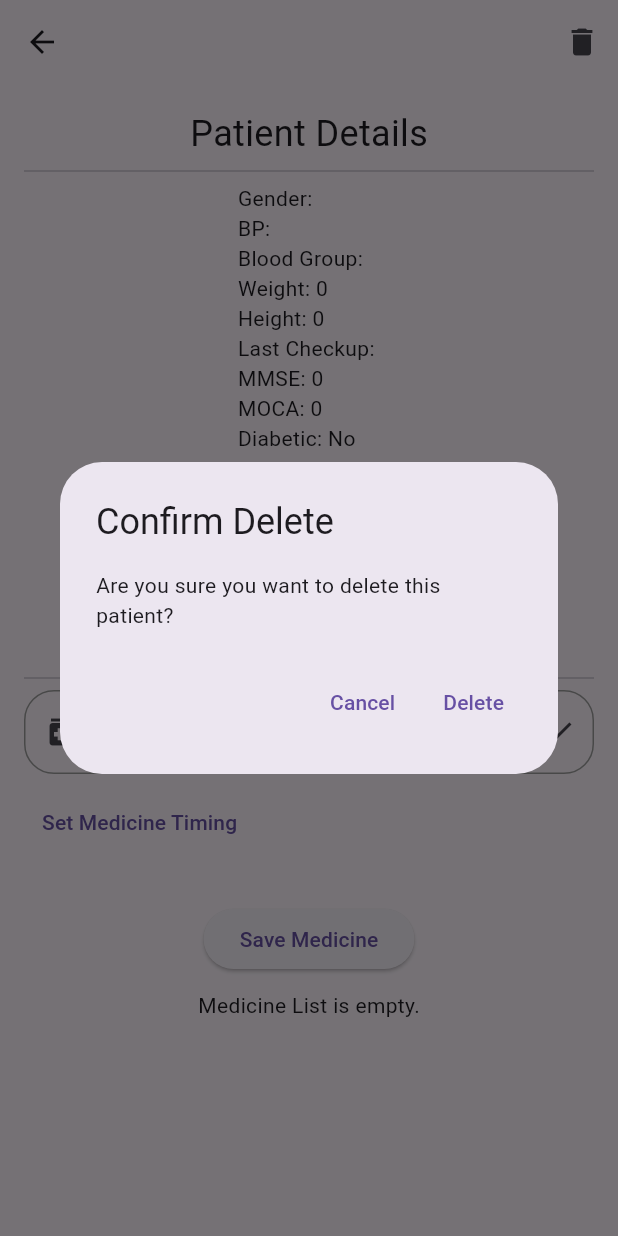
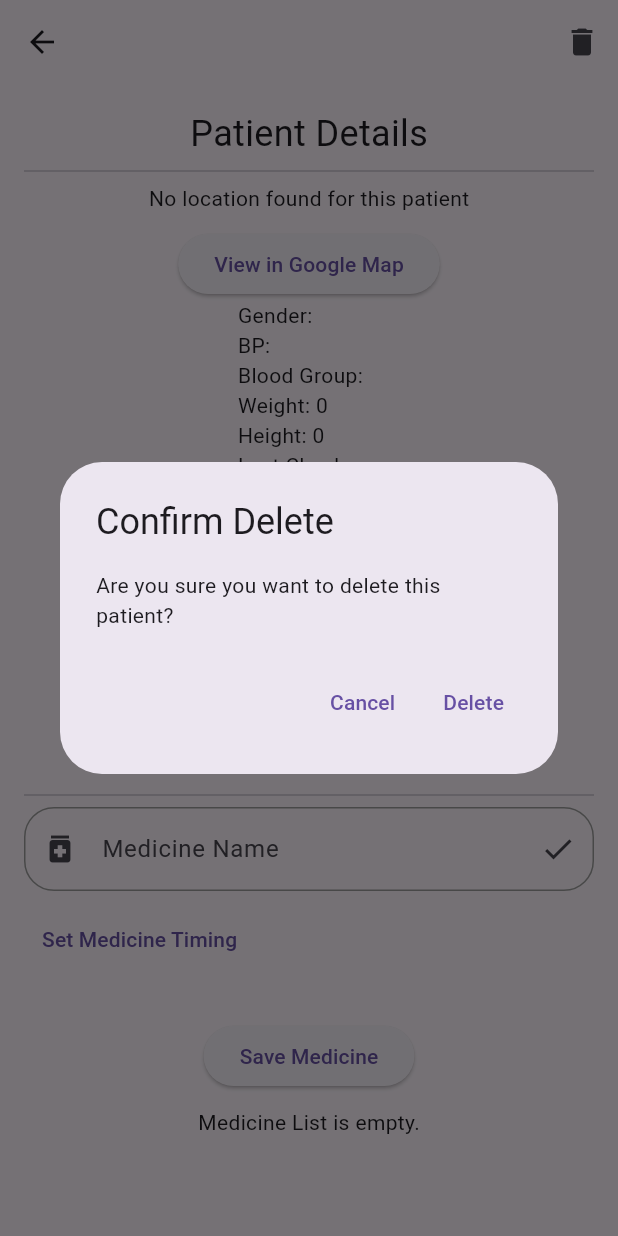
Before and after one commit to Bhubonmondal/AlzCare, a Flutter app: the PatientDetailsPage screen opened directly with empty values, after a tap on the "delete" icon, on a phone screen of 412 x 824 dp. Run offline on Flutter 3.47's test engine with Material 3 defaults, Android fonts, the phone set to English and light mode, and no system bars; our stand-ins replace cloud_firestore, firebase_auth, firebase_core, flutter_card_swiper, flutter_chat_types, geolocator and 2 more; missing offline and left inert: alarm, flutter_chat_core, flutter_chat_ui, flutter_phone_direct_caller; accounts and stored records are empty.

Commit message:
Add files via upload

```diff
--- a/lib/main.dart
+++ b/lib/main.dart
@@ -5,7 +5,6 @@ import 'package:alzcare/screen/care_giver_side/caregiver_dashboard.dart';
 import 'package:alzcare/screen/create_account.dart';
 import 'package:alzcare/screen/guest_page.dart';
 import 'package:alzcare/screen/login.dart';
-import 'package:alzcare/screen/patient_side/emergency_call_screen.dart';
 import 'package:alzcare/screen/patient_side/face_game.dart';
 import 'package:alzcare/screen/patient_side/patient_dashboard.dart';
 import 'package:alzcare/screen/patient_side/pill_reminder_screen.dart';
@@ -18,6 +17,11 @@ Future<void> requestPermissions() async {
   var phoneStatus = await Permission.phone.status;
   if (!phoneStatus.isGranted) {
     phoneStatus = await Permission.phone.request();
+  }
+
+  var locationStatus = await Permission.location.status;
+  if (!locationStatus.isGranted) {
+    locationStatus = await Permission.location.request();
   }
 
   var notificationStatus = await Permission.notification.status;
@@ -67,8 +71,6 @@ class MyApp extends StatelessWidget {
           case '/pill_reminder':
             return MaterialPageRoute(builder: (_) => const PillReminderScreen());
 
-          case '/emergency_call':
-            return MaterialPageRoute(builder: (_) => const EmergencyCallScreen());
 
           case '/therapist_chatbot':
             return MaterialPageRoute(builder: (_) => const TherapistChatbot());
--- a/lib/screen/care_giver_side/patient_details_page.dart
+++ b/lib/screen/care_giver_side/patient_details_page.dart
@@ -1,6 +1,7 @@
 import 'package:alzcare/data/textfield_design.dart';
 import 'package:flutter/material.dart';
 import 'package:cloud_firestore/cloud_firestore.dart';
+import 'package:url_launcher/url_launcher.dart';
 
 class PatientDetailsPage extends StatefulWidget {
   final String patientEmail;
@@ -34,6 +35,7 @@ class _PatientDetailsPageState extends State<PatientDetailsPage> {
   void initState() {
     super.initState();
     _fetchBio();
+    _fetchLocation();
   }
 
   @override
@@ -75,6 +77,45 @@ class _PatientDetailsPageState extends State<PatientDetailsPage> {
 
     setState(() => _isLoading = false);
   }
+
+  Future<void> _fetchLocation() async {
+    try {
+      final snapshot = await FirebaseFirestore.instance
+          .collection('emergency_contact')
+          .where('email', isEqualTo: widget.patientEmail)
+          .get();
+
+      if (snapshot.docs.isNotEmpty) {
+        final data = snapshot.docs.first.data();
+        final location = data['current_location'];
+
+        final lat = location['latitude']?.toString();
+        final lng = location['longitude']?.toString();
+
+        if (lat != null && lng != null) {
+          setState(() {
+            patientCurrentLocation = "$lat, $lng";
+          });
+        } else {
+          setState(() {
+            patientCurrentLocation = "Coordinates missing";
+          });
+        }
+      } else {
+        setState(() {
+          patientCurrentLocation = "No location found for this patient";
+        });
+      }
+    } catch (e) {
+      setState(() {
+        patientCurrentLocation = "Error fetching location: $e";
+      });
+    }
+  }
+
+
+
+
 
   Future<void> _saveBio() async {
     if (_formKey.currentState!.validate()) {
@@ -162,6 +203,8 @@ class _PatientDetailsPageState extends State<PatientDetailsPage> {
     }
   }
 
+  String patientCurrentLocation = "0.00, 0.00";
+
   @override
   Widget build(BuildContext context) {
     if (_isLoading) return const Center(child: CircularProgressIndicator());
@@ -205,6 +248,30 @@ class _PatientDetailsPageState extends State<PatientDetailsPage> {
 
             Text('Patient Details',style: TextStyle(fontSize: 24)),
             Divider(),
+            Text(patientCurrentLocation),
+            SizedBox(height: 10),
+            ElevatedButton(
+              onPressed: () async {
+                final parts = patientCurrentLocation.split(', ');
+                if (parts.length == 2) {
+                  final lat = parts[0];
+                  final lng = parts[1];
+                  final url = 'geo:$lat,$lng?q=$lat,$lng(Patient Location)';
+
+                  if (await canLaunch(url)) {
+                    await launch(url); // This opens in Google Maps app
+                  } else {
+                    ScaffoldMessenger.of(context).showSnackBar(
+                      const SnackBar(content: Text("Could not launch Google Maps")),
+                    );
+                  }
+                }
+              },
+              child: Text("View in Google Map"),
+            ),
+
+
+
 
             _isEditing ? _buildForm() : _buildDisplay(),
             const SizedBox(height: 10),
@@ -218,7 +285,6 @@ class _PatientDetailsPageState extends State<PatientDetailsPage> {
               },
               child: Text(_isEditing ? 'Save Bio' : 'Update Details'),
             ),
-
 
 
 
```
Also changed, not shown: lib/screen/patient_side/patient_dashboard.dart (+93 -4 lines), lib/data/patient.dart (added).
